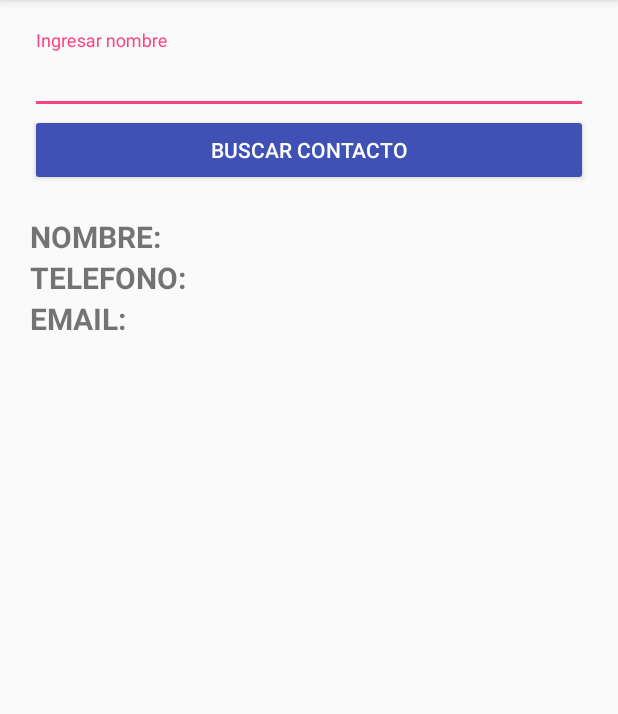
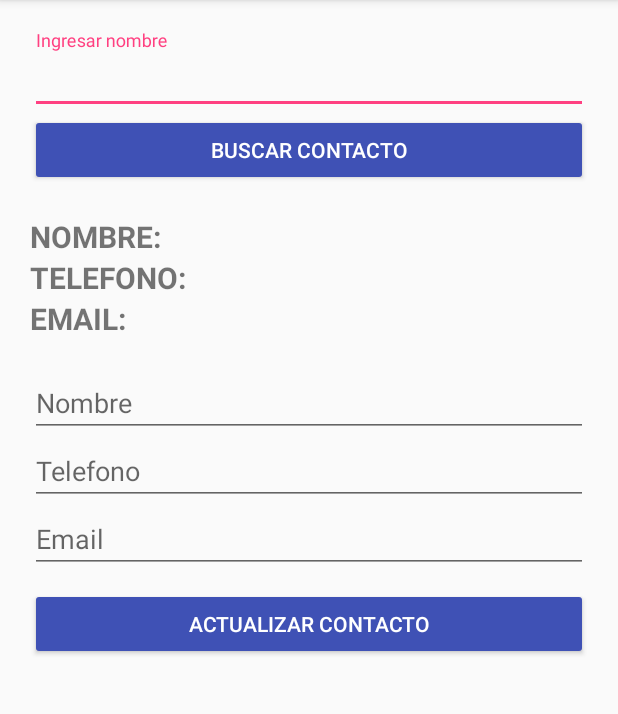
Before and after one commit to jonmid/ContactosBaseDeDatos, an Android app: the SearchContactActivity screen opened directly, with no data from a screen before it, after a tap on "BUSCAR CONTACTO", on a phone screen of 412 x 824 dp, the part 84-798 px from its top. Run offline under Robolectric (Android 15) with nearby library versions, the phone set to English and light mode, and no system bars.

Commit message:
Proceso para actualizar contactos

```diff
--- a/app/src/main/java/com/example/jonmid/contactosbasededatos/Views/SearchContactActivity.java
+++ b/app/src/main/java/com/example/jonmid/contactosbasededatos/Views/SearchContactActivity.java
@@ -1,14 +1,17 @@
 package com.example.jonmid.contactosbasededatos.Views;
 
+import android.content.Intent;
 import android.database.Cursor;
 import android.database.sqlite.SQLiteDatabase;
 import android.support.design.widget.TextInputEditText;
 import android.support.v7.app.AppCompatActivity;
 import android.os.Bundle;
 import android.view.View;
+import android.widget.EditText;
 import android.widget.TextView;
 import android.widget.Toast;
 
+import com.example.jonmid.contactosbasededatos.ContactsActivity;
 import com.example.jonmid.contactosbasededatos.Helpers.SqliteHelper;
 import com.example.jonmid.contactosbasededatos.R;
 import com.example.jonmid.contactosbasededatos.Utilities.Constants;
@@ -19,6 +22,13 @@ public class SearchContactActivity extends AppCompatActivity {
     TextView textViewName;
     TextView textViewPhone;
     TextView textViewEmail;
+
+    EditText editTextName;
+    EditText editTextPhone;
+    EditText editTextEmail;
+
+    Integer idContact;
+
     SqliteHelper sqliteHelper;
 
     @Override
@@ -31,6 +41,10 @@ public class SearchContactActivity extends AppCompatActivity {
         textViewPhone = (TextView) findViewById(R.id.id_tv_search_phone);
         textViewEmail = (TextView) findViewById(R.id.id_tv_search_email);
 
+        editTextName = (EditText) findViewById(R.id.id_et_edit_name);
+        editTextPhone = (EditText) findViewById(R.id.id_et_edit_phone);
+        editTextEmail = (EditText) findViewById(R.id.id_et_edit_email);
+
         sqliteHelper = new SqliteHelper(this, "db_contacts", null, 1);
     }
 
@@ -42,20 +56,37 @@ public class SearchContactActivity extends AppCompatActivity {
         SQLiteDatabase db = sqliteHelper.getReadableDatabase();
 
         String[] params = {textViewParam.getText().toString()};
-        String[] fields = {Constants.TABLA_FIELD_NAME,Constants.TABLA_FIELD_PHONE,Constants.TABLA_FIELD_EMAIL};
+        String[] fields = {Constants.TABLA_FIELD_ID,Constants.TABLA_FIELD_NAME,Constants.TABLA_FIELD_PHONE,Constants.TABLA_FIELD_EMAIL};
 
 
         try {
             Cursor cursor = db.query(Constants.TABLA_NAME_USERS, fields, Constants.TABLA_FIELD_NAME+"=?",params,null,null,null);
             cursor.moveToFirst();
 
-            textViewName.setText(cursor.getString(0));
-            textViewPhone.setText(cursor.getString(1));
-            textViewEmail.setText(cursor.getString(2));
+            idContact = cursor.getInt(0);
+
+            textViewName.setText(cursor.getString(1));
+            textViewPhone.setText(cursor.getString(2));
+            textViewEmail.setText(cursor.getString(3));
+
+            editTextName.setText(cursor.getString(1));
+            editTextPhone.setText(cursor.getString(2));
+            editTextEmail.setText(cursor.getString(3));
 
             cursor.close();
         }catch (Exception e){
             Toast.makeText(this, "Nombre del contacto no encontrado", Toast.LENGTH_SHORT).show();
         }
     }
+
+    public void updateContact(View view){
+        SQLiteDatabase db = sqliteHelper.getWritableDatabase();
+
+        db.execSQL("update users set name = '"+editTextName.getText().toString()+"', phone = '"+editTextPhone.getText().toString()+"', email = '"+editTextEmail.getText().toString()+"' where id = "+idContact);
+
+        Toast.makeText(this, "Contacto fue actualizado correctamente", Toast.LENGTH_SHORT).show();
+
+        Intent intent = new Intent(this, ContactsActivity.class);
+        startActivity(intent);
+    }
 }
--- a/app/src/main/res/layout/activity_search_contact.xml
+++ b/app/src/main/res/layout/activity_search_contact.xml
@@ -88,6 +88,35 @@
                 android:textStyle="bold"/>
         </LinearLayout>
 
+        <LinearLayout
+            android:layout_width="match_parent"
+            android:layout_height="wrap_content"
+            android:orientation="vertical"
+            android:layout_marginTop="20dp">
+            <EditText
+                android:id="@+id/id_et_edit_name"
+                android:layout_width="match_parent"
+                android:layout_height="wrap_content"
+                android:hint="Nombre"/>
+            <EditText
+                android:id="@+id/id_et_edit_phone"
+                android:layout_width="match_parent"
+                android:layout_height="wrap_content"
+                android:hint="Telefono"/>
+            <EditText
+                android:id="@+id/id_et_edit_email"
+                android:layout_width="match_parent"
+                android:layout_height="wrap_content"
+                android:hint="Email"/>
+            <Button
+                android:layout_width="match_parent"
+                android:layout_height="wrap_content"
+                android:text="Actualizar contacto"
+                android:theme="@style/RaisedButtonDark"
+                android:layout_marginTop="10dp"
+                android:onClick="updateContact"/>
+        </LinearLayout>
+
     </LinearLayout>
 
 </android.support.design.widget.CoordinatorLayout>
```
